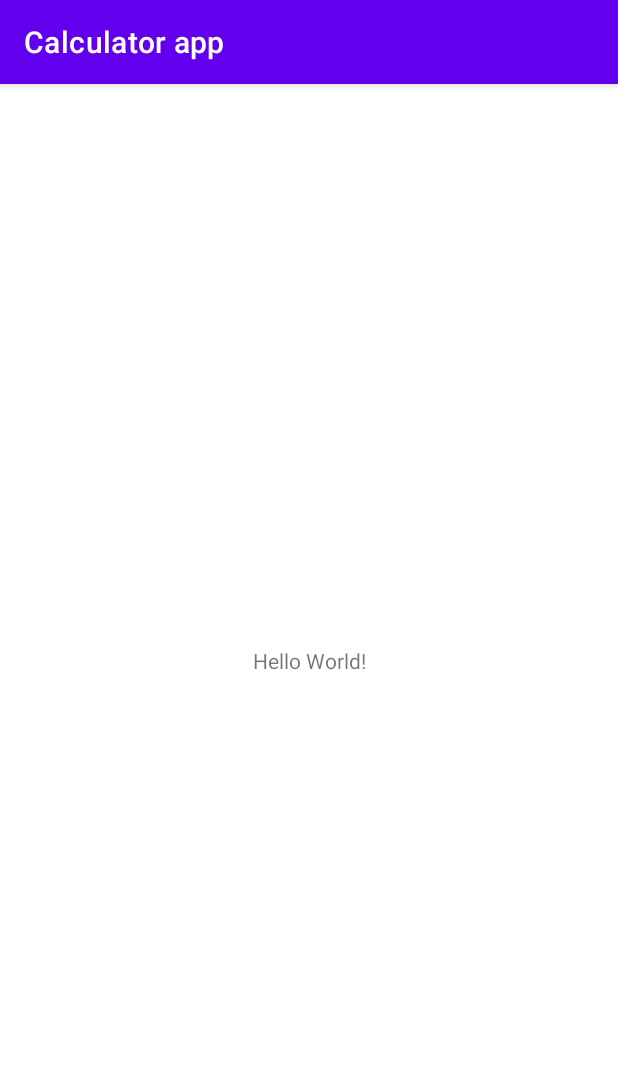
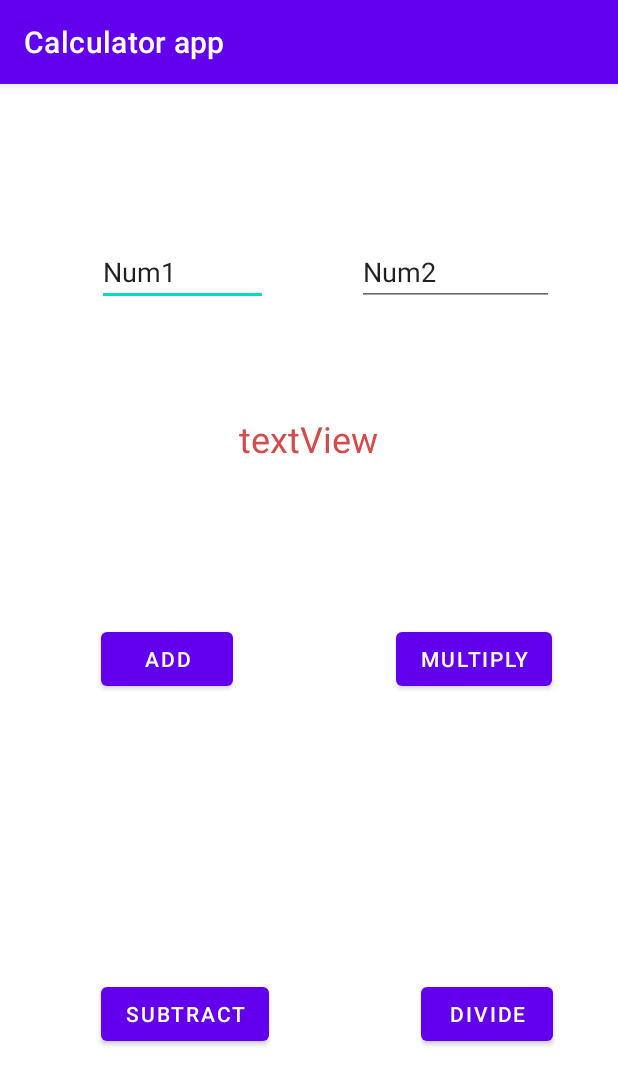
Before and after one commit to DevinPatel123/CalculatorApp, an Android app: the screen it shows after launch (MainActivity), on a phone screen of 412 x 824 dp. Shown: the top 1085 px of the screen. Run offline under Robolectric (Android 15) with nearby library versions, the phone set to English and light mode, and no system bars.

Commit message:
Calcday2

```diff
--- a/app/src/main/java/com/example/calculatorapp/MainActivity.java
+++ b/app/src/main/java/com/example/calculatorapp/MainActivity.java
@@ -3,6 +3,9 @@ package com.example.calculatorapp;
 import androidx.appcompat.app.AppCompatActivity;
 
 import android.os.Bundle;
+import android.view.View;
+import android.widget.EditText;
+import android.widget.TextView;
 
 public class MainActivity extends AppCompatActivity {
 
@@ -11,4 +14,50 @@ public class MainActivity extends AppCompatActivity {
         super.onCreate(savedInstanceState);
         setContentView(R.layout.activity_main);
     }
+
+    public void findSum(View view) {
+        EditText number1ET = findViewById(R.id.num1ET);
+        EditText number2ET = findViewById(R.id.num2ET);
+        TextView numberSumTV = findViewById(R.id.resultTV);
+
+        int num1 = Integer.parseInt((number1ET.getText().toString()));
+        int num2 = Integer.parseInt((number2ET.getText().toString()));
+        int sum = num1 + num2;
+
+        numberSumTV.setText("" + sum);
+    }
+    public void findNeg(View view) {
+        EditText number1ET = findViewById(R.id.num1ET);
+        EditText number2ET = findViewById(R.id.num2ET);
+        TextView numberSumTV = findViewById(R.id.resultTV);
+
+        int num1 = Integer.parseInt((number1ET.getText().toString()));
+        int num2 = Integer.parseInt((number2ET.getText().toString()));
+        int sum = num1 - num2;
+
+        numberSumTV.setText("" + sum);
+    }
+    public void findMult(View view) {
+        EditText number1ET = findViewById(R.id.num1ET);
+        EditText number2ET = findViewById(R.id.num2ET);
+        TextView numberSumTV = findViewById(R.id.resultTV);
+
+        int num1 = Integer.parseInt((number1ET.getText().toString()));
+        int num2 = Integer.parseInt((number2ET.getText().toString()));
+        int sum = num1 * num2;
+
+        numberSumTV.setText("" + sum);
+    }
+    public void finddiv(View view) {
+        EditText number1ET = findViewById(R.id.num1ET);
+        EditText number2ET = findViewById(R.id.num2ET);
+        TextView numberSumTV = findViewById(R.id.resultTV);
+
+        int num1 = Integer.parseInt((number1ET.getText().toString()));
+        int num2 = Integer.parseInt((number2ET.getText().toString()));
+        int sum = num1 / num2;
+
+        numberSumTV.setText("" + sum);
+    }
+
 }
--- a/app/src/main/res/layout/activity_main.xml
+++ b/app/src/main/res/layout/activity_main.xml
@@ -6,13 +6,104 @@
     android:layout_height="match_parent"
     tools:context=".MainActivity">
 
-    <TextView
+    <Button
+        android:id="@+id/findSum"
         android:layout_width="wrap_content"
         android:layout_height="wrap_content"
-        android:text="Hello World!"
+        android:onClick="findSum"
+        android:text="Add"
         app:layout_constraintBottom_toBottomOf="parent"
         app:layout_constraintEnd_toEndOf="parent"
+        app:layout_constraintHorizontal_bias="0.208"
         app:layout_constraintStart_toStartOf="parent"
-        app:layout_constraintTop_toTopOf="parent" />
+        app:layout_constraintTop_toTopOf="parent"
+        app:layout_constraintVertical_bias="0.499" />
+
+    <EditText
+        android:id="@+id/num1ET"
+        android:layout_width="114dp"
+        android:layout_height="44dp"
+        android:layout_marginTop="104dp"
+        android:ems="10"
+        android:inputType="textPersonName"
+        android:text="Num1"
+        app:layout_constraintBottom_toTopOf="@+id/findum"
+        app:layout_constraintEnd_toEndOf="parent"
+        app:layout_constraintHorizontal_bias="0.218"
+        app:layout_constraintStart_toStartOf="parent"
+        app:layout_constraintTop_toTopOf="parent"
+        app:layout_constraintVertical_bias="0.521" />
+
+    <EditText
+        android:id="@+id/num2ET"
+        android:layout_width="131dp"
+        android:layout_height="44dp"
+        android:layout_marginStart="40dp"
+        android:layout_marginTop="104dp"
+        android:ems="10"
+        android:inputType="textPersonName"
+        android:text="Num2"
+        app:layout_constraintBottom_toTopOf="@+id/button6"
+        app:layout_constraintEnd_toEndOf="parent"
+        app:layout_constraintHorizontal_bias="0.311"
+        app:layout_constraintStart_toEndOf="@+id/num1ET"
+        app:layout_constraintTop_toTopOf="parent"
+        app:layout_constraintVertical_bias="0.521" />
+
+    <Button
+        android:id="@+id/findMult"
+        android:layout_width="wrap_content"
+        android:layout_height="wrap_content"
+        android:layout_marginEnd="44dp"
+        android:onClick="findMult"
+        android:text="Multiply"
+        app:layout_constraintBottom_toBottomOf="parent"
+        app:layout_constraintEnd_toEndOf="parent"
+        app:layout_constraintHorizontal_bias="0.515"
+        app:layout_constraintStart_toEndOf="@+id/findum"
+        app:layout_constraintTop_toTopOf="parent"
+        app:layout_constraintVertical_bias="0.499" />
+
+    <Button
+        android:id="@+id/button7"
+        android:layout_width="wrap_content"
+        android:layout_height="wrap_content"
+        android:layout_marginTop="80dp"
+        android:layout_marginBottom="124dp"
+        android:onClick="findNeg"
+        android:text="Subtract"
+        app:layout_constraintBottom_toBottomOf="parent"
+        app:layout_constraintEnd_toEndOf="parent"
+        app:layout_constraintHorizontal_bias="0.224"
+        app:layout_constraintStart_toStartOf="parent"
+        app:layout_constraintTop_toBottomOf="@+id/findum"
+        app:layout_constraintVertical_bias="0.308" />
+
+    <Button
+        android:id="@+id/button8"
+        android:layout_width="wrap_content"
+        android:layout_height="wrap_content"
+        android:layout_marginBottom="124dp"
+        android:onClick="finddiv"
+        android:text="Divide"
+        app:layout_constraintBottom_toBottomOf="parent"
+        app:layout_constraintEnd_toEndOf="parent"
+        app:layout_constraintHorizontal_bias="0.702"
+        app:layout_constraintStart_toEndOf="@+id/button7"
+        app:layout_constraintTop_toBottomOf="@+id/button6" />
+
+    <TextView
+        android:id="@+id/resultTV"
+        android:layout_width="wrap_content"
+        android:layout_height="wrap_content"
+        android:layout_marginTop="116dp"
+        android:text="textView"
+        android:textColor="#D34C4C"
+        android:textSize="24sp"
+        app:layout_constraintBottom_toTopOf="@+id/button6"
+        app:layout_constraintEnd_toEndOf="parent"
+        app:layout_constraintHorizontal_bias="0.498"
+        app:layout_constraintStart_toStartOf="parent"
+        app:layout_constraintTop_toTopOf="@+id/num1ET" />
 
 </androidx.constraintlayout.widget.ConstraintLayout>
```
